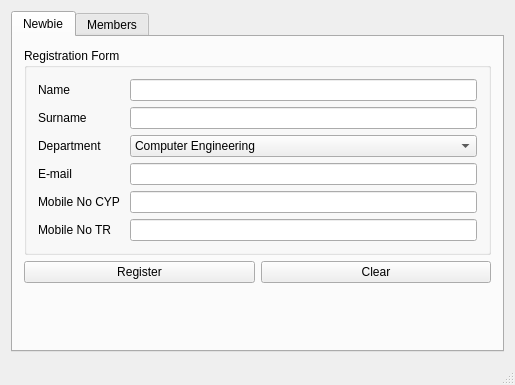
Above: src/data/mainwindow.ui from furkantokac/Freg before the change. Below: the same form after it.
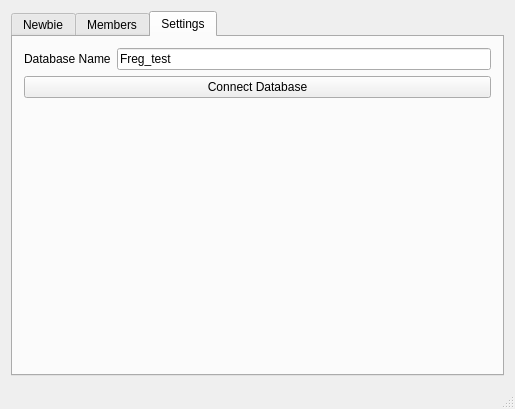
That is the form after the change. The open tabs and pages were chosen to show the change.

```diff
--- a/src/data/mainwindow.ui
+++ b/src/data/mainwindow.ui
@@ -7,7 +7,7 @@
     <x>0</x>
     <y>0</y>
     <width>515</width>
-    <height>385</height>
+    <height>409</height>
    </rect>
   </property>
   <property name="windowTitle">
@@ -197,7 +197,7 @@
           </property>
          </widget>
         </item>
-        <item row="2" column="0" colspan="2">
+        <item row="3" column="0" colspan="2">
          <spacer name="verticalSpacer">
           <property name="orientation">
            <enum>Qt::Vertical</enum>
@@ -243,6 +243,50 @@
         </item>
        </layout>
       </widget>
+      <widget class="QWidget" name="tab">
+       <attribute name="title">
+        <string>Settings</string>
+       </attribute>
+       <layout class="QGridLayout" name="gridLayout_4">
+        <item row="4" column="0" colspan="2">
+         <spacer name="verticalSpacer_2">
+          <property name="orientation">
+           <enum>Qt::Vertical</enum>
+          </property>
+          <property name="sizeHint" stdset="0">
+           <size>
+            <width>20</width>
+            <height>40</height>
+           </size>
+          </property>
+         </spacer>
+        </item>
+        <item row="0" column="1">
+         <widget class="QLineEdit" name="lne_dbName">
+          <property name="text">
+           <string>Freg_test</string>
+          </property>
+          <property name="readOnly">
+           <bool>true</bool>
+          </property>
+         </widget>
+        </item>
+        <item row="0" column="0">
+         <widget class="QLabel" name="label_7">
+          <property name="text">
+           <string>Database Name</string>
+          </property>
+         </widget>
+        </item>
+        <item row="2" column="0" colspan="2">
+         <widget class="QPushButton" name="btn_connectDb">
+          <property name="text">
+           <string>Connect Database</string>
+          </property>
+         </widget>
+        </item>
+       </layout>
+      </widget>
      </widget>
     </item>
    </layout>
```
Left out of the diff: 11 changed lines with no effect on the pictures.
